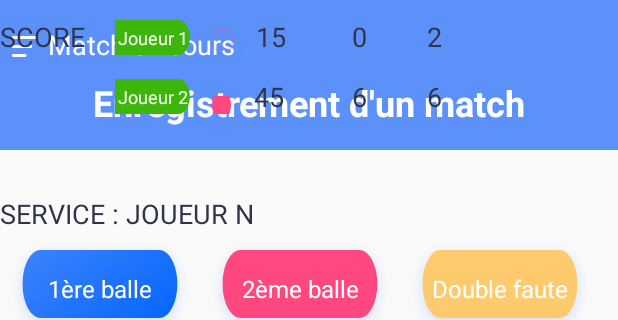
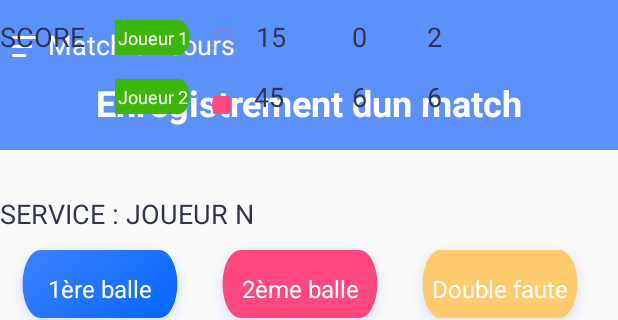
Before and after one commit to Thomas7156/Projet_Android, an Android app: the layout activity_recording.xml on its own in the app's theme, with its tools: preview values and no code run, on a phone screen of 412 x 824 dp. Shown: the top 320 px of the screen. Run offline under Robolectric (Android 15) with nearby library versions, the phone set to English and light mode, and no system bars.

Commit message:
sup de dossier

```diff
--- a/app/src/main/res/values/strings.xml
+++ b/app/src/main/res/values/strings.xml
@@ -28,7 +28,7 @@
     <string name="toolbar_nouveau_ss_title_FR">Nouveau match</string>
     <string name="toolbar_nouveau_title_FR">Ajouter un match</string>
     <string name="toolbar_enregistrement_ss_title_FR">Match en cours</string>
-    <string name="toolbar_enregistrement_title_FR">Enregistrement d'un match</string>
+    <string name="toolbar_enregistrement_title_FR">Enregistrement dun match</string>
     <string name="toolbar_stats_ss_title_FR">Statistiques</string>
     <string name="toolbar_stats_title_FR">Joueur 1 vs. Joueur 2 HH/MM/YYYY - HH:MM</string>
     <string name="toolbar_menu_title_EN">Menu</string>
```
Also changed, not shown: app/src/main/res/font/Gilroy-Bold.ttf (deleted), app/src/main/res/font/Gilroy-Heavy.ttf (deleted), app/src/main/res/font/Gilroy-Light.ttf (deleted), app/src/main/res/font/Gilroy-Medium.ttf (deleted), app/src/main/res/font/Gilroy-Regular.ttf (deleted), app/src/main/res/font/TTNorms-Black.otf (deleted), app/src/main/res/font/TTNorms-BlackItalic.otf (deleted), app/src/main/res/font/TTNorms-Bold.otf (deleted), app/src/main/res/font/TTNorms-BoldItalic.otf (deleted), app/src/main/res/font/TTNorms-Italic.otf (deleted), app/src/main/res/font/TTNorms-Light.otf (deleted), app/src/main/res/font/TTNorms-Regular.otf (deleted).
